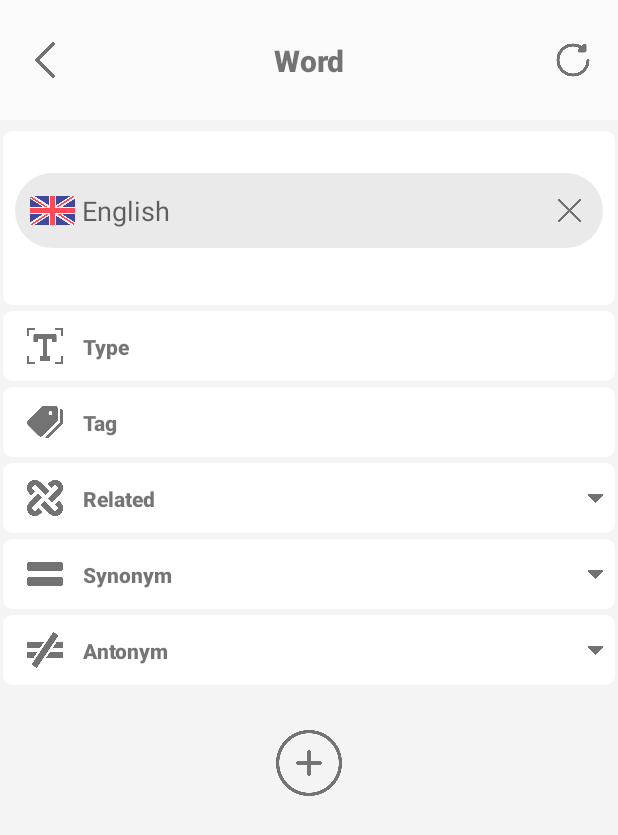
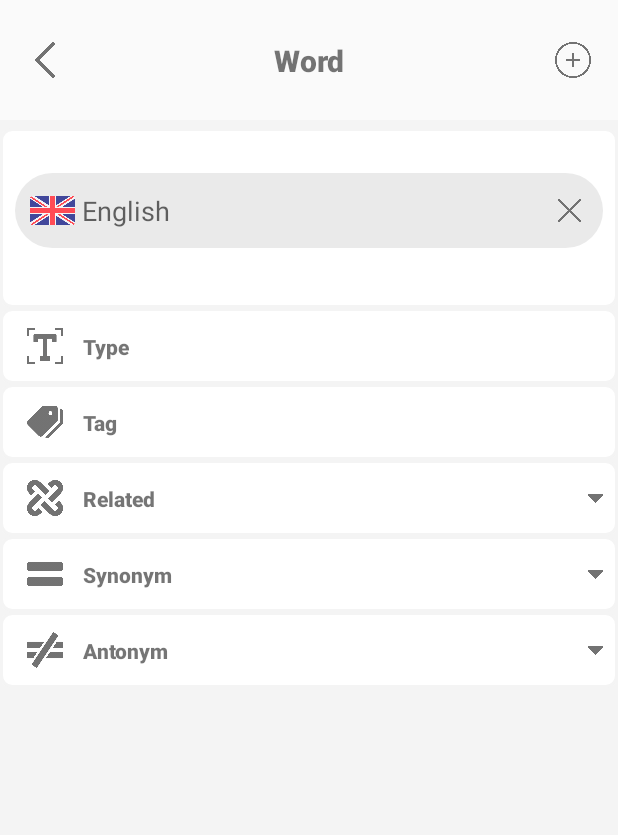
Before and after one commit to vanlinh619/EnglishNotification, an Android app: the HandleWordActivity screen opened directly, with no data from a screen before it, on a phone screen of 412 x 824 dp. Shown: the top 835 px of the screen. Run offline under Robolectric (Android 15) with nearby library versions, the phone set to English and light mode, and no system bars; libraries missing offline, so code that uses them is left out: com.google.mlkit.common, com.google.mlkit.nl.

Commit message:
update feature

```diff
--- a/app/src/main/java/com/example/englishnotification/MainActivity.java
+++ b/app/src/main/java/com/example/englishnotification/MainActivity.java
@@ -1115,6 +1115,26 @@ public class MainActivity extends AppCompatActivity implements Serializable {
         };
     }
 
+    public static View.OnTouchListener clearEdittext() {
+        return new View.OnTouchListener() {
+            @Override
+            public boolean onTouch(View v, MotionEvent event) {
+                final int DRAWABLE_RIGHT = 2;
+
+                EditText editText = (EditText) v;
+
+                if (event.getAction() == MotionEvent.ACTION_UP) {
+                    if (event.getRawX() >= (editText.getRight() - editText.getCompoundDrawables()[DRAWABLE_RIGHT].getBounds().width())) {
+                        // your action here
+                        editText.setText("");
+                        return true;
+                    }
+                }
+                return false;
+            }
+        };
+    }
+
     public static boolean wordExists(String english, int id) {
         for (Word word : listWord) {
             if (word.english.toLowerCase().equals(english.toLowerCase()) && id != word.id) {
--- a/app/src/main/java/com/example/englishnotification/RememberActivity.java
+++ b/app/src/main/java/com/example/englishnotification/RememberActivity.java
@@ -128,6 +128,12 @@ public class RememberActivity extends AppCompatActivity implements ListChipFragm
                         showInforWord(word);
                     }
                 })
+                .setOnCancelListener(new DialogInterface.OnCancelListener() {
+                    @Override
+                    public void onCancel(DialogInterface dialog) {
+                        chip.setChecked(false);
+                    }
+                })
                 .show();
 
     }
--- a/app/src/main/java/com/example/englishnotification/handle/CustomList/MeanAdapter.java
+++ b/app/src/main/java/com/example/englishnotification/handle/CustomList/MeanAdapter.java
@@ -13,6 +13,7 @@ import androidx.annotation.NonNull;
 import androidx.recyclerview.widget.RecyclerView;
 
 import com.example.englishnotification.HandleWordActivity;
+import com.example.englishnotification.MainActivity;
 import com.example.englishnotification.R;
 import com.example.englishnotification.model.Mean;
 import com.example.englishnotification.model.Type;
@@ -50,6 +51,7 @@ public class MeanAdapter extends RecyclerView.Adapter<MeanAdapter.ViewHolder> {
         Type type = choTypes.get(position);
         holder.edMean.setHint(type.name);
         holder.edMean.setText("");
+        holder.edMean.setOnTouchListener(MainActivity.clearEdittext());
         if (flag == HandleWordActivity.UPDATE) {
             for (Mean mean: means){
                 if (mean.type.id == type.id){
--- a/app/src/main/res/layout/activity_handle_word.xml
+++ b/app/src/main/res/layout/activity_handle_word.xml
@@ -46,17 +46,17 @@
                     android:textSize="20sp"
                     app:layout_constraintBottom_toBottomOf="@+id/im_back"
                     app:layout_constraintLeft_toRightOf="@+id/im_back"
-                    app:layout_constraintRight_toLeftOf="@+id/im_clear"
+                    app:layout_constraintRight_toLeftOf="@+id/im_handle"
                     app:layout_constraintTop_toTopOf="@+id/im_back" />
 
                 <ImageView
-                    android:id="@+id/im_clear"
+                    android:id="@+id/im_handle"
                     android:layout_width="40dp"
                     android:layout_height="40dp"
                     android:layout_marginTop="20dp"
                     android:layout_marginRight="10dp"
                     android:background="@drawable/image_button_click"
-                    android:src="@drawable/reload"
+                    android:src="@drawable/add"
                     app:layout_constraintRight_toRightOf="parent"
                     app:layout_constraintTop_toTopOf="parent" />
 
@@ -497,19 +497,6 @@
 
                 </androidx.constraintlayout.widget.ConstraintLayout>
 
-                <ImageView
-                    android:id="@+id/im_handle"
-                    android:layout_width="60dp"
-                    android:layout_height="60dp"
-                    android:layout_marginTop="20dp"
-                    android:layout_marginBottom="20dp"
-                    android:background="@drawable/image_button_click"
-                    android:src="@drawable/add"
-                    app:layout_constraintBottom_toBottomOf="parent"
-                    app:layout_constraintLeft_toLeftOf="parent"
-                    app:layout_constraintRight_toRightOf="parent"
-                    app:layout_constraintTop_toBottomOf="@+id/ct_item_antonym" />
-
             </androidx.constraintlayout.widget.ConstraintLayout>
 
         </androidx.constraintlayout.widget.ConstraintLayout>
```
Also changed, not shown: app/src/main/java/com/example/englishnotification/HandleWordActivity.java (+29 -11 lines), app/src/main/res/layout/item_list.xml (+10 -4 lines).
